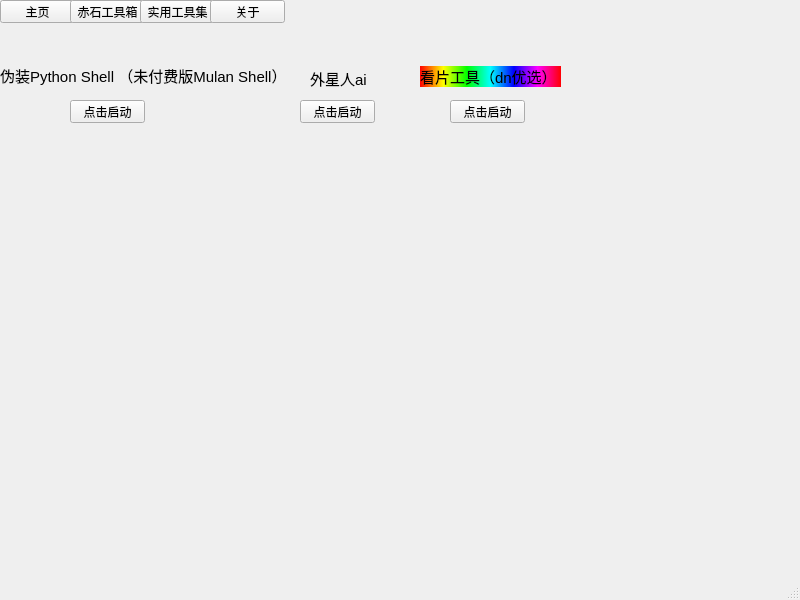
Old version of the form main.ui in the repository nomdn/eatredstonetools.
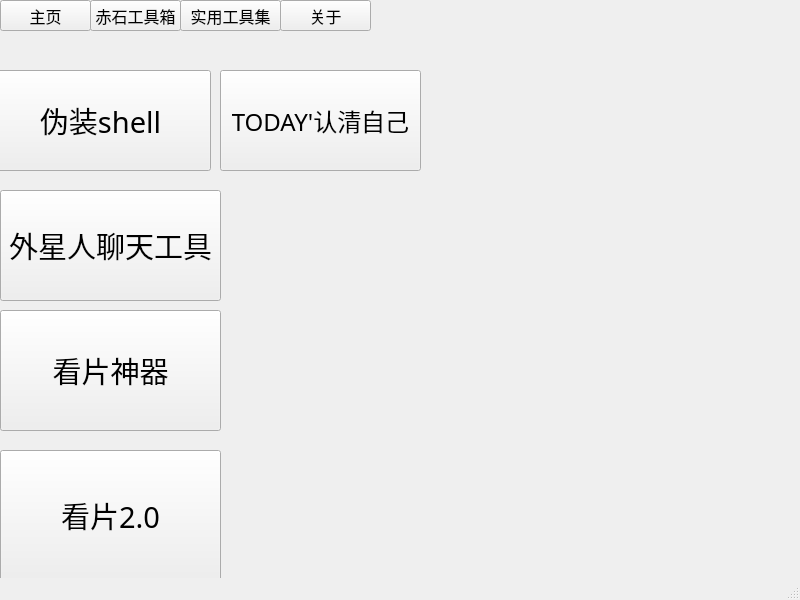
New version of the form. The open tabs and pages were chosen to show the change. Icons and pictures are not drawn.

```diff
--- a/main.ui
+++ b/main.ui
@@ -72,122 +72,111 @@
      </widget>
     </widget>
     <widget class="QWidget" name="chishi">
-     <widget class="QLabel" name="label_2">
-      <property name="geometry">
-       <rect>
-        <x>0</x>
-        <y>10</y>
-        <width>291</width>
-        <height>91</height>
-       </rect>
-      </property>
-      <property name="font">
-       <font>
-        <family>Arial</family>
-        <pointsize>11</pointsize>
-       </font>
-      </property>
-      <property name="text">
-       <string>伪装Python Shell （未付费版Mulan Shell）</string>
-      </property>
-     </widget>
      <widget class="QPushButton" name="mulanshell">
       <property name="geometry">
        <rect>
-        <x>70</x>
-        <y>80</y>
-        <width>75</width>
-        <height>23</height>
-       </rect>
-      </property>
-      <property name="text">
-       <string>点击启动</string>
-      </property>
-     </widget>
-     <widget class="QLabel" name="label_6">
-      <property name="geometry">
-       <rect>
-        <x>0</x>
-        <y>110</y>
-        <width>291</width>
-        <height>41</height>
-       </rect>
-      </property>
-      <property name="font">
-       <font>
-        <family>Arial</family>
-        <pointsize>9</pointsize>
-       </font>
-      </property>
-      <property name="text">
-       <string/>
-      </property>
-     </widget>
-     <widget class="QLabel" name="label_7">
-      <property name="geometry">
-       <rect>
-        <x>310</x>
+        <x>-10</x>
         <y>50</y>
-        <width>56</width>
-        <height>17</height>
+        <width>221</width>
+        <height>101</height>
        </rect>
       </property>
       <property name="font">
        <font>
-        <family>Arial</family>
-        <pointsize>11</pointsize>
+        <family>Minecraft AE</family>
+        <pointsize>22</pointsize>
        </font>
       </property>
       <property name="text">
-       <string>外星人ai</string>
+       <string>伪装shell</string>
       </property>
      </widget>
      <widget class="QPushButton" name="waixinren">
       <property name="geometry">
        <rect>
-        <x>300</x>
-        <y>80</y>
-        <width>75</width>
-        <height>23</height>
-       </rect>
-      </property>
-      <property name="text">
-       <string>点击启动</string>
-      </property>
-     </widget>
-     <widget class="QLabel" name="label_8">
-      <property name="geometry">
-       <rect>
-        <x>420</x>
-        <y>46</y>
-        <width>141</width>
-        <height>21</height>
+        <x>0</x>
+        <y>170</y>
+        <width>221</width>
+        <height>111</height>
        </rect>
       </property>
       <property name="font">
        <font>
-        <family>Arial</family>
-        <pointsize>11</pointsize>
+        <family>Minecraft AE</family>
+        <pointsize>22</pointsize>
        </font>
       </property>
-      <property name="styleSheet">
-       <string notr="true">background:qlineargradient(spread:pad, x1:0, y1:0, x2:1, y2:0, stop:0 rgba(255, 0, 0, 255), stop:0.166 rgba(255, 255, 0, 255), stop:0.333 rgba(0, 255, 0, 255), stop:0.5 rgba(0, 255, 255, 255), stop:0.666 rgba(0, 0, 255, 255), stop:0.833 rgba(255, 0, 255, 255), stop:1 rgba(255, 0, 0, 255))</string>
+      <property name="cursor">
+       <cursorShape>PointingHandCursor</cursorShape>
       </property>
       <property name="text">
-       <string>看片工具（dn优选）</string>
+       <string>外星人聊天工具</string>
       </property>
      </widget>
      <widget class="QPushButton" name="dnyouxuanshuxueti">
       <property name="geometry">
        <rect>
-        <x>450</x>
-        <y>80</y>
-        <width>75</width>
-        <height>23</height>
+        <x>0</x>
+        <y>290</y>
+        <width>221</width>
+        <height>121</height>
        </rect>
       </property>
+      <property name="font">
+       <font>
+        <family>Minecraft AE</family>
+        <pointsize>22</pointsize>
+       </font>
+      </property>
+      <property name="cursor">
+       <cursorShape>PointingHandCursor</cursorShape>
+      </property>
       <property name="text">
-       <string>点击启动</string>
+       <string>看片神器</string>
+      </property>
+     </widget>
+     <widget class="QPushButton" name="dnyouxuanyuwenti">
+      <property name="geometry">
+       <rect>
+        <x>0</x>
+        <y>430</y>
+        <width>221</width>
+        <height>131</height>
+       </rect>
+      </property>
+      <property name="font">
+       <font>
+        <family>Minecraft AE</family>
+        <pointsize>22</pointsize>
+       </font>
+      </property>
+      <property name="cursor">
+       <cursorShape>PointingHandCursor</cursorShape>
+      </property>
+      <property name="text">
+       <string>看片2.0</string>
+      </property>
+     </widget>
+     <widget class="QPushButton" name="pushButton_5">
+      <property name="geometry">
+       <rect>
+        <x>220</x>
+        <y>50</y>
+        <width>201</width>
+        <height>101</height>
+       </rect>
+      </property>
+      <property name="font">
+       <font>
+        <family>Minecraft AE</family>
+        <pointsize>18</pointsize>
+       </font>
+      </property>
+      <property name="cursor">
+       <cursorShape>PointingHandCursor</cursorShape>
+      </property>
+      <property name="text">
+       <string>TODAY'认清自己</string>
       </property>
      </widget>
     </widget>
@@ -235,10 +224,16 @@
      <rect>
       <x>0</x>
       <y>0</y>
-      <width>75</width>
-      <height>23</height>
+      <width>91</width>
+      <height>31</height>
      </rect>
     </property>
+    <property name="font">
+     <font>
+      <family>Minecraft AE</family>
+      <pointsize>12</pointsize>
+     </font>
+    </property>
     <property name="text">
      <string>主页</string>
     </property>
@@ -246,12 +241,18 @@
    <widget class="QPushButton" name="pushButton_2">
     <property name="geometry">
      <rect>
-      <x>70</x>
+      <x>90</x>
       <y>0</y>
-      <width>75</width>
-      <height>23</height>
+      <width>91</width>
+      <height>31</height>
      </rect>
     </property>
+    <property name="font">
+     <font>
+      <family>Minecraft AE</family>
+      <pointsize>12</pointsize>
+     </font>
+    </property>
     <property name="text">
      <string>赤石工具箱</string>
     </property>
@@ -259,12 +260,18 @@
    <widget class="QPushButton" name="pushButton_3">
     <property name="geometry">
      <rect>
-      <x>140</x>
+      <x>180</x>
       <y>0</y>
-      <width>75</width>
-      <height>23</height>
+      <width>101</width>
+      <height>31</height>
      </rect>
     </property>
+    <property name="font">
+     <font>
+      <family>Minecraft AE</family>
+      <pointsize>12</pointsize>
+     </font>
+    </property>
     <property name="text">
      <string>实用工具集</string>
     </property>
@@ -272,12 +279,18 @@
    <widget class="QPushButton" name="pushButton_4">
     <property name="geometry">
      <rect>
-      <x>210</x>
+      <x>280</x>
       <y>0</y>
-      <width>75</width>
-      <height>23</height>
+      <width>91</width>
+      <height>31</height>
      </rect>
     </property>
+    <property name="font">
+     <font>
+      <family>Minecraft AE</family>
+      <pointsize>12</pointsize>
+     </font>
+    </property>
     <property name="text">
      <string>关于</string>
     </property>
```
Left out of the diff: 5 changed lines with no effect on the pictures.
